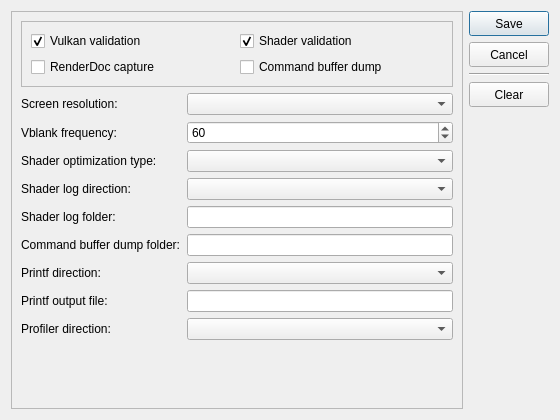
ChronoRPG/KytyPS5AstroAMD, file src/launcher/forms/configuration_edit_dialog.ui: the form before one commit.
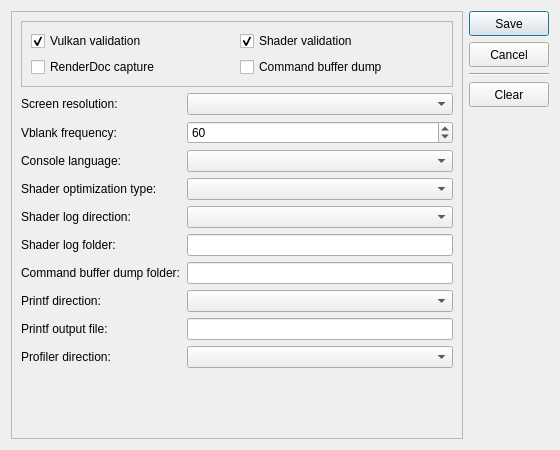
The form after the commit. Custom widgets are drawn as their Qt base class.

Commit message: system: add console language conf

Diff of the .ui file:
```diff
--- a/src/launcher/forms/configuration_edit_dialog.ui
+++ b/src/launcher/forms/configuration_edit_dialog.ui
@@ -7,7 +7,7 @@
     <x>0</x>
     <y>0</y>
     <width>560</width>
-    <height>420</height>
+    <height>450</height>
    </rect>
   </property>
   <property name="windowTitle">
@@ -119,41 +119,55 @@
        </widget>
       </item>
       <item row="3" column="0">
+       <widget class="QLabel" name="label_console_language">
+        <property name="text">
+         <string>Console language:</string>
+        </property>
+       </widget>
+      </item>
+      <item row="3" column="1">
+       <widget class="QComboBox" name="comboBox_console_language">
+        <property name="toolTip">
+         <string>Language</string>
+        </property>
+       </widget>
+      </item>
+      <item row="4" column="0">
        <widget class="QLabel" name="label_20">
         <property name="text">
          <string>Shader optimization type:</string>
         </property>
        </widget>
       </item>
-      <item row="3" column="1">
+      <item row="4" column="1">
        <widget class="QComboBox" name="comboBox_shader_optimization_type">
         <property name="toolTip">
          <string>Optimize shaders for code size or performance</string>
         </property>
        </widget>
       </item>
-      <item row="4" column="0">
+      <item row="5" column="0">
        <widget class="QLabel" name="label_21">
         <property name="text">
          <string>Shader log direction:</string>
         </property>
        </widget>
       </item>
-      <item row="4" column="1">
+      <item row="5" column="1">
        <widget class="QComboBox" name="comboBox_shader_log_direction">
         <property name="toolTip">
          <string>Dump shaders to file or console window. If enabled may decrease emulator performance</string>
         </property>
        </widget>
       </item>
-      <item row="5" column="0">
+      <item row="6" column="0">
        <widget class="QLabel" name="label_22">
         <property name="text">
          <string>Shader log folder:</string>
         </property>
        </widget>
       </item>
-      <item row="5" column="1">
+      <item row="6" column="1">
        <widget class="MandatoryLineEdit" name="lineEdit_shader_log_folder">
         <property name="toolTip">
          <string>Specify directory to dump shaders</string>
@@ -163,14 +177,14 @@
         </property>
        </widget>
       </item>
-      <item row="6" column="0">
+      <item row="7" column="0">
        <widget class="QLabel" name="label_24">
         <property name="text">
          <string>Command buffer dump folder:</string>
         </property>
        </widget>
       </item>
-      <item row="6" column="1">
+      <item row="7" column="1">
        <widget class="MandatoryLineEdit" name="lineEdit_cmd_dump_folder">
         <property name="toolTip">
          <string>Specify directory to dump command buffers</string>
@@ -180,28 +194,28 @@
         </property>
        </widget>
       </item>
-      <item row="7" column="0">
+      <item row="8" column="0">
        <widget class="QLabel" name="label_25">
         <property name="text">
          <string>Printf direction:</string>
         </property>
        </widget>
       </item>
-      <item row="7" column="1">
+      <item row="8" column="1">
        <widget class="QComboBox" name="comboBox_printf_direction">
         <property name="toolTip">
          <string>Print logs to file or console window. If enabled may decrease emulator performance</string>
         </property>
        </widget>
       </item>
-      <item row="8" column="0">
+      <item row="9" column="0">
        <widget class="QLabel" name="label_26">
         <property name="text">
          <string>Printf output file:</string>
         </property>
        </widget>
       </item>
-      <item row="8" column="1">
+      <item row="9" column="1">
        <widget class="MandatoryLineEdit" name="lineEdit_printf_file">
         <property name="toolTip">
          <string>Specify file to dump logs</string>
@@ -211,14 +225,14 @@
         </property>
        </widget>
       </item>
-      <item row="9" column="0">
+      <item row="10" column="0">
        <widget class="QLabel" name="label_27">
         <property name="text">
          <string>Profiler direction:</string>
         </property>
        </widget>
       </item>
-      <item row="9" column="1">
+      <item row="10" column="1">
        <widget class="QComboBox" name="comboBox_profiler_direction">
         <property name="toolTip">
          <string>Enable or disable profiler. If enabled may decrease emulator performance</string>
```
The commit also changes 7 other files.
